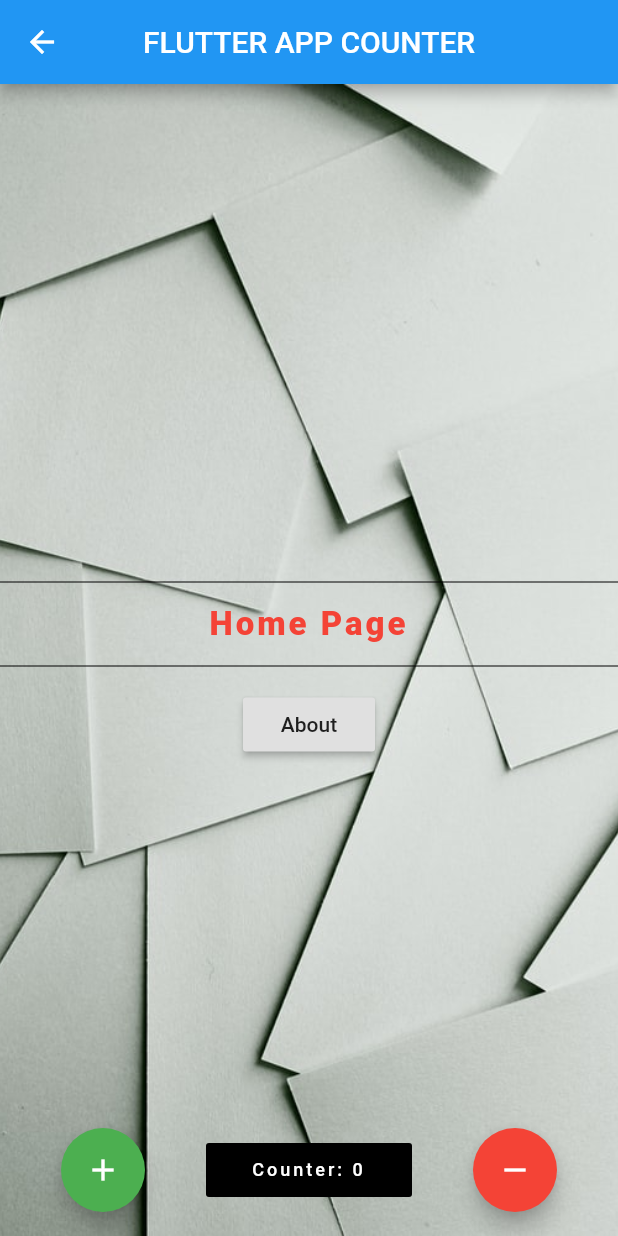
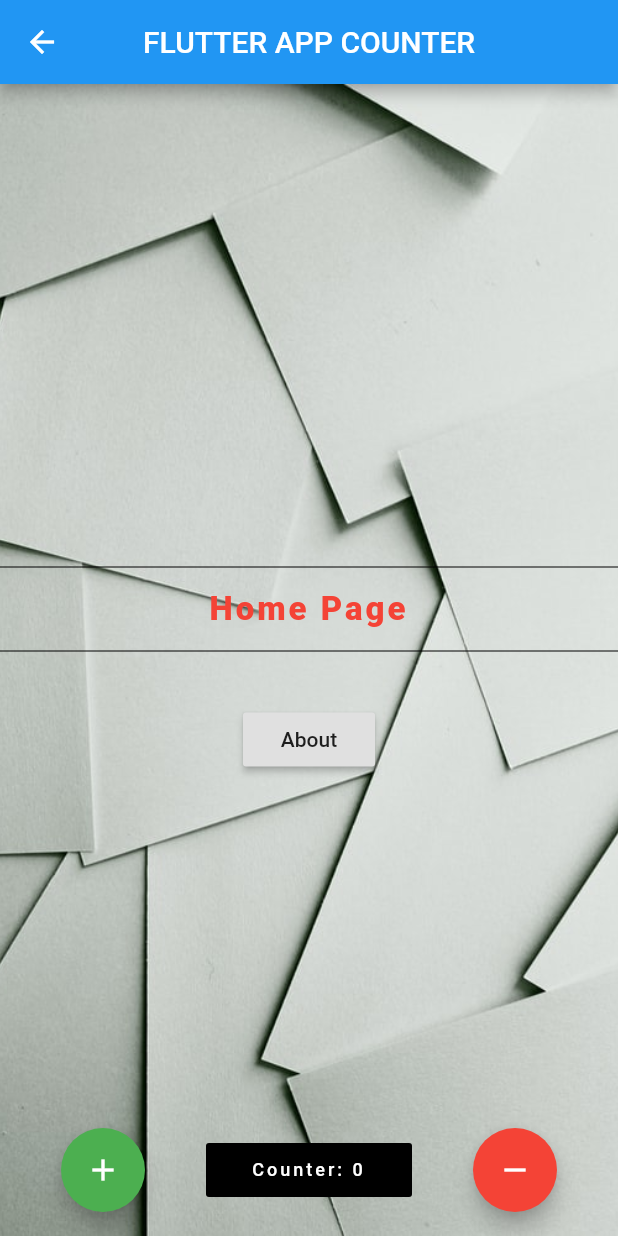
Before and after one commit to AbhayPai/flutter-samples, a Flutter app: the PageAbout screen opened directly, after a tap on "Home", on a phone screen of 412 x 824 dp. Run offline on Flutter 3.47's test engine with Material 2 defaults, Android fonts, the light colour scheme and no system bars; network calls fail.

Commit message:
Using FlatButton & SizedBox Widget

```diff
--- a/lib/States/StateAbout.dart
+++ b/lib/States/StateAbout.dart
@@ -54,6 +54,9 @@ class StateAbout extends State<PageAbout> {
                     height: 30.0,
                     color: Colors.black,
                   ),
+                  SizedBox(
+                    height: 20.0,
+                  ),
                   RaisedButton(
                     child: Text(
                       'Home'
--- a/lib/States/StateHome.dart
+++ b/lib/States/StateHome.dart
@@ -54,6 +54,9 @@ class StateHome extends State<PageHome> {
                     Divider(
                       height: 30.0,
                       color: Colors.black,
+                    ),
+                    SizedBox(
+                      height: 20.0,
                     ),
                     RaisedButton(
                       child: Text(
```
